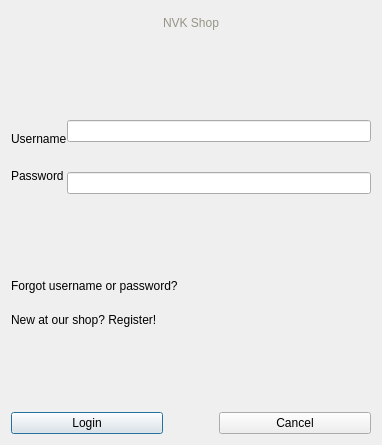
The window that frontend/ui/loginwindow.ui (NVKShop/nvk-client) describes before a commit, drawn with Qt 5.
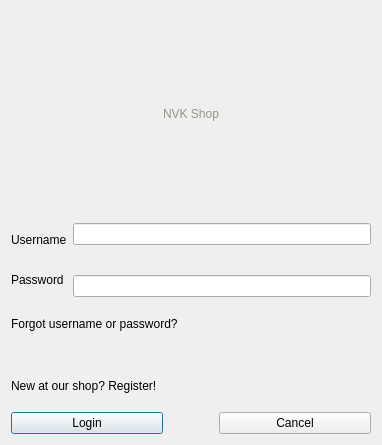
The same window after the commit.

The edit to the form file:
```diff
--- a/frontend/ui/loginwindow.ui
+++ b/frontend/ui/loginwindow.ui
@@ -17,9 +17,6 @@
    <string>Log in</string>
   </property>
   <layout class="QGridLayout" name="gridLayout" rowstretch="4,3,2,4">
-   <property name="verticalSpacing">
-    <number>85</number>
-   </property>
    <item row="2" column="0">
     <layout class="QVBoxLayout" name="verticalLayout">
      <property name="spacing">
```
